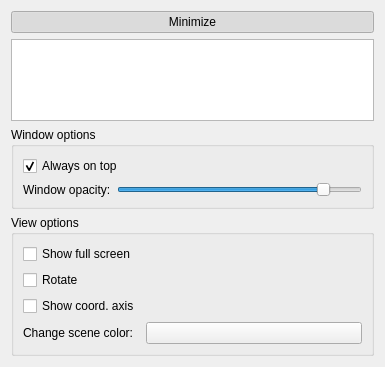
mne-tools/mne-cpp, file MNE/disp3D/control/control3dwidget.ui: the form before one commit.
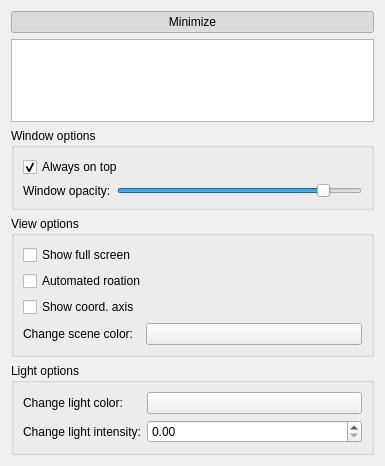
The form after the commit.

What changed in the file:
```diff
--- a/MNE/disp3D/control/control3dwidget.ui
+++ b/MNE/disp3D/control/control3dwidget.ui
@@ -7,7 +7,7 @@
     <x>0</x>
     <y>0</y>
     <width>385</width>
-    <height>367</height>
+    <height>466</height>
    </rect>
   </property>
   <property name="sizePolicy">
@@ -146,7 +146,7 @@
           <item row="1" column="0" colspan="2">
            <widget class="QCheckBox" name="m_checkBox_rotate">
             <property name="text">
-             <string>Rotate</string>
+             <string>Automated roation</string>
             </property>
            </widget>
           </item>
@@ -160,6 +160,43 @@
          </layout>
         </widget>
        </item>
+       <item row="3" column="0">
+        <widget class="QGroupBox" name="m_groupBox_lightOptions">
+         <property name="title">
+          <string>Light options</string>
+         </property>
+         <layout class="QFormLayout" name="formLayout_3">
+          <item row="0" column="0">
+           <widget class="QLabel" name="label">
+            <property name="text">
+             <string>Change light color:</string>
+            </property>
+           </widget>
+          </item>
+          <item row="1" column="0">
+           <widget class="QLabel" name="label_2">
+            <property name="text">
+             <string>Change light intensity:</string>
+            </property>
+           </widget>
+          </item>
+          <item row="1" column="1">
+           <widget class="QDoubleSpinBox" name="m_doubleSpinBox_colorIntensity">
+            <property name="singleStep">
+             <double>0.010000000000000</double>
+            </property>
+           </widget>
+          </item>
+          <item row="0" column="1">
+           <widget class="QPushButton" name="m_pushButton_lightColorPicker">
+            <property name="text">
+             <string/>
+            </property>
+           </widget>
+          </item>
+         </layout>
+        </widget>
+       </item>
       </layout>
      </item>
     </layout>
```
